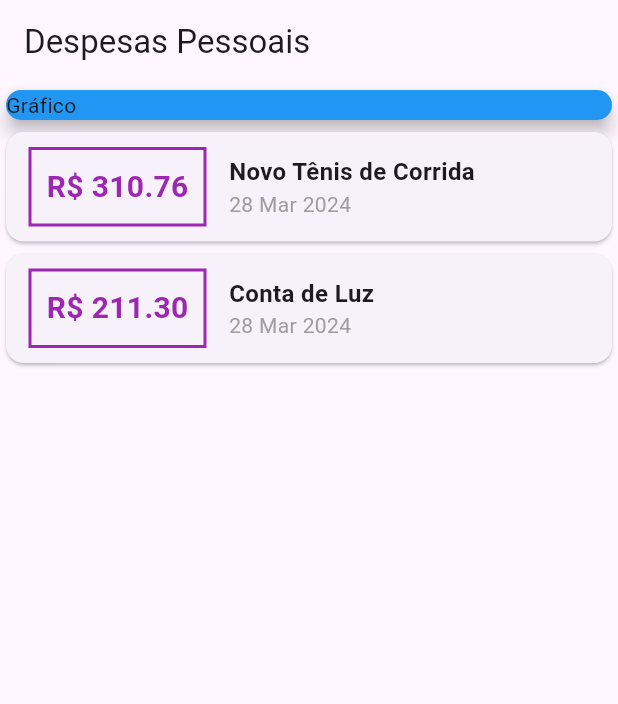
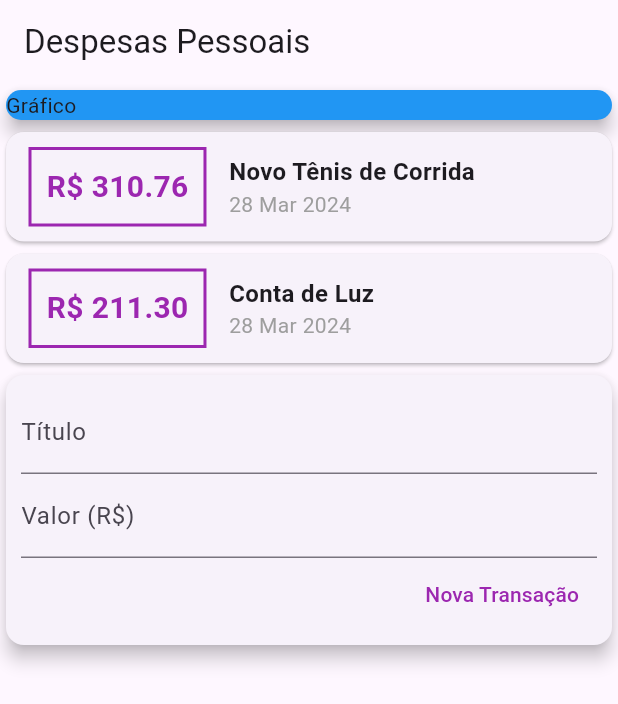
Before and after one commit to PedroHSiqueira/Flutter_Expenses, a Flutter app: the screen it shows after launch, on a phone screen of 412 x 824 dp. Shown: the top 704 px of the screen. Run offline on Flutter 3.47's test engine with Material 3 defaults, Android fonts, the phone set to English and light mode, and no system bars.

Commit message:
Using TextFields

```diff
--- a/lib/main.dart
+++ b/lib/main.dart
@@ -86,6 +86,39 @@ class MyHomePage extends StatelessWidget {
                 ],
               ));
             }).toList(),
+          ),
+          Card(
+            elevation: 5,
+            child: Padding(
+              padding: const EdgeInsets.all(10),
+              child: Column(
+                children: [
+                  const TextField(
+                    decoration: InputDecoration(
+                      labelText: "Título",
+                    ),
+                  ),
+                  const TextField(
+                      decoration: InputDecoration(
+                    labelText: "Valor (R\$)",
+                  )),
+                  Row(
+                    mainAxisAlignment: MainAxisAlignment.end,
+                    children: <Widget>[
+                      TextButton(
+                        child: const Text(
+                          'Nova Transação',
+                          style: TextStyle(
+                            color: Colors.purple,
+                          ),
+                        ),
+                        onPressed: () {},
+                      )
+                    ],
+                  ),
+                ],
+              ),
+            ),
           )
         ],
       ),
```
